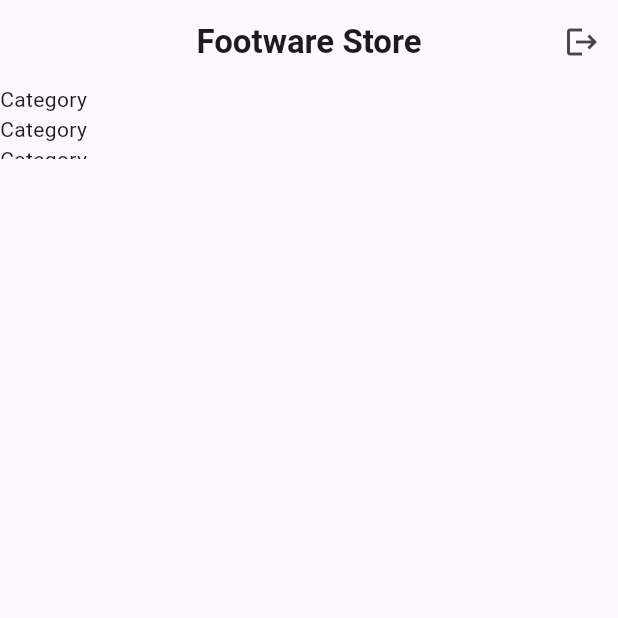
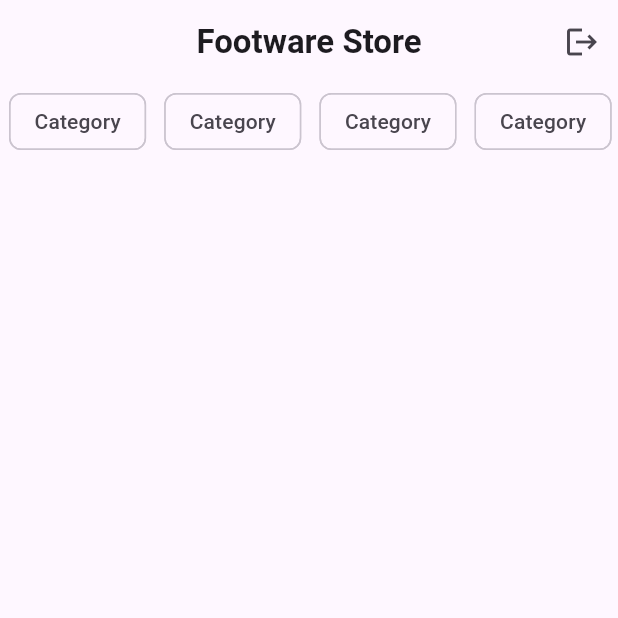
Before and after one commit to LivingstonTardzenyuy/Flutter-Projects, a Flutter app: the screen it shows after launch, on a phone screen of 412 x 824 dp, the top half of it. Run offline on Flutter 3.47's test engine with Material 3 defaults, Android fonts, the phone set to English and light mode, and no system bars; our stand-ins replace cloud_firestore, dropdown_button2, firebase_auth, firebase_core, font_awesome_flutter, get and 2 more; accounts and stored records are empty.

```diff
--- a/ecommerce_client/lib/pages/product_page.dart
+++ b/ecommerce_client/lib/pages/product_page.dart
@@ -21,10 +21,19 @@ class ProductPage extends StatelessWidget {
           SizedBox(
             height: 50,
             child: ListView.builder(
-                itemCount: 5,
+                itemCount: 15,
+                scrollDirection: Axis.horizontal,
                 itemBuilder: (context, index){
-                return Text('Category');
-          }),)
+                return Padding(
+                    padding: const EdgeInsets.all(6),
+                    child: Chip(label: Text('Category'),));
+          }),),
+
+          Row(
+            children: [
+
+            ],
+          )
         ],
       ),
     );
--- a/ecommerce_client/pubspec.yaml
+++ b/ecommerce_client/pubspec.yaml
@@ -35,6 +35,7 @@ dependencies:
   # The following adds the Cupertino Icons font to your application.
   # Use with the CupertinoIcons class for iOS style icons.
   cupertino_icons: ^1.0.2
+  dropdown_button2: ^2.3.9
 
 dev_dependencies:
   flutter_test:
```
Also changed, not shown: ecommerce_client/lib/widgets/dropdown_botton.dart (added, +61 -0 lines), ecommerce_client/pubspec.lock.
